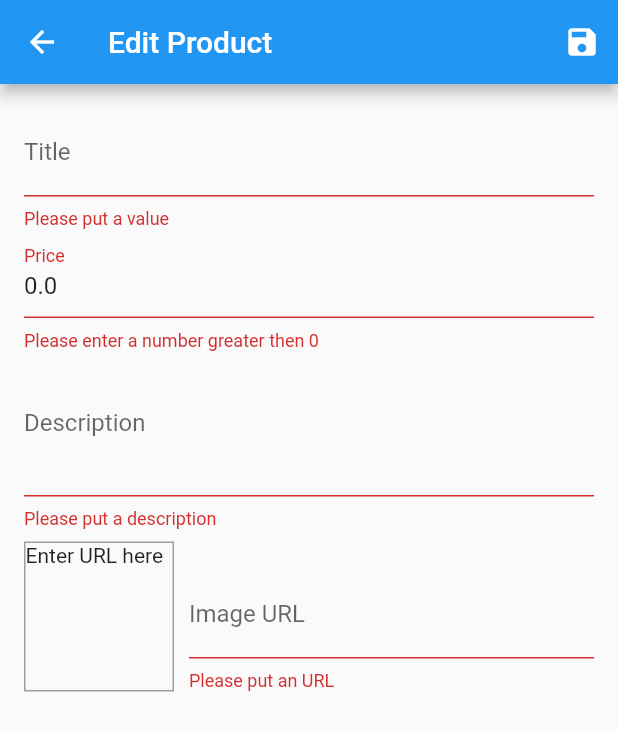
After one commit to berroto/flutter-shop, a Flutter app: the EditProductScreen screen opened directly, after a tap on the "save" icon, on a phone screen of 412 x 824 dp. The commit adds this screen. Shown: the top 731 px of the screen. Run offline on Flutter 3.47's test engine with Material 2 defaults, Android fonts, the phone set to English and light mode, and no system bars; network calls fail.

Commit message:
Commit with the full app running

```diff
--- a/lib/main.dart
+++ b/lib/main.dart
@@ -3,9 +3,11 @@ import 'package:flutter_shop_app/providers/cart.dart';
 import 'package:flutter_shop_app/providers/orders.dart';
 import 'package:flutter_shop_app/providers/products.dart';
 import 'package:flutter_shop_app/screens/cart_screen.dart';
+import 'package:flutter_shop_app/screens/edit_product_screen.dart';
 import 'package:flutter_shop_app/screens/orders_screen.dart';
 import 'package:flutter_shop_app/screens/product_detail_screen.dart';
 import 'package:flutter_shop_app/screens/product_overview_screen.dart';
+import 'package:flutter_shop_app/screens/user_product_screen.dart';
 import 'package:provider/provider.dart';
 
 void main() => runApp(MyApp());
@@ -44,7 +46,9 @@ class MyHomePage extends StatelessWidget {
       routes: {
         ProductDetailScreen.route_name: (ctx) => ProductDetailScreen(),
         CartScreen.routeName: (ctx) => CartScreen(),
-        OrdersScreen.ROUTE_NAME: (ctx) => OrdersScreen()
+        OrdersScreen.ROUTE_NAME: (ctx) => OrdersScreen(),
+        UserProductScreen.routeName: (ctx) => UserProductScreen(),
+        EditProductScreen.routeName: (ctx) => EditProductScreen(),
       },
     );
   }
--- a/lib/providers/product.dart
+++ b/lib/providers/product.dart
@@ -13,7 +13,8 @@ class Product with ChangeNotifier{
     required this.title,
     required this.description,
     required this.imageUrl,
-    required this.price
+    required this.price,
+    this.isFavorite = false
   });
 
   void toggleFavoriteStatus(){
--- a/lib/providers/products.dart
+++ b/lib/providers/products.dart
@@ -49,8 +49,23 @@ class Products with ChangeNotifier {
     return _items.firstWhere((prod) => prod.id == id);
   }
 
-  void addProduct() {
-    // _items.add(value);
+  void addProduct( Product product) {
+    final newProduct = Product(id: DateTime.now().toString(), title: product.title, description: product.description, imageUrl: product.imageUrl, price: product.price);
+
+    _items.add(newProduct);
+    notifyListeners();
+  }
+
+  void editProduct( Product product) {
+    final prodIndex = _items.indexWhere((element) => element.id == product.id);
+    if ( prodIndex > 0){
+      _items[prodIndex] = product;
+      notifyListeners();
+    }
+  }
+
+  void deleteProduct( String id) {
+    _items.removeWhere((element) => element.id == id);
     notifyListeners();
   }
 }
--- /dev/null
+++ b/lib/screens/edit_product_screen.dart
@@ -0,0 +1,229 @@
+import 'package:flutter/material.dart';
+import 'package:flutter_shop_app/providers/product.dart';
+import 'package:flutter_shop_app/providers/products.dart';
+import 'package:provider/provider.dart';
+
+class EditProductScreen extends StatefulWidget {
+  static const routeName = "/edit-product";
+
+  const EditProductScreen({Key? key}) : super(key: key);
+
+  @override
+  State<EditProductScreen> createState() => _EditProductScreenState();
+}
+
+class _EditProductScreenState extends State<EditProductScreen> {
+  final _priceFocusNode = FocusNode();
+  final _descriptionNode = FocusNode();
+  final _imageNode = FocusNode();
+  final _imageUrlController = TextEditingController();
+  final _form = GlobalKey<FormState>();
+  var isInit = false;
+  Product _editedProduct =
+      Product(id: "", title: "", description: "", imageUrl: "", price: 0);
+
+  @override
+  void initState() {
+    _imageNode.addListener(_updateImageUrl);
+    super.initState();
+  }
+
+  @override
+  void didChangeDependencies() {
+    if (!isInit) {
+      if ( ModalRoute
+          .of(context)
+          ?.settings
+          .arguments != null) {
+        final productId = ModalRoute
+            .of(context)
+            ?.settings
+            .arguments as String;
+        if (productId != null) {
+          _editedProduct =
+              Provider.of<Products>(context, listen: false).findById(productId);
+          _imageUrlController.text = _editedProduct.imageUrl;
+        }
+      }
+    }
+    isInit = true;
+    super.didChangeDependencies();
+  }
+
+  @override
+  void dispose() {
+    // TODO: implement dispose
+    _priceFocusNode.dispose();
+    _descriptionNode.dispose();
+    _imageNode.removeListener(_updateImageUrl);
+    _imageNode.dispose();
+    super.dispose();
+  }
+
+  void _updateImageUrl() {
+    if (!_imageNode.hasFocus) {
+      setState(() {});
+    }
+  }
+
+  void _saveForm() {
+    final isValid = _form.currentState?.validate();
+    if ( !isValid!){
+      return;
+    }
+    _form.currentState?.save();
+    if ( _editedProduct.id == null || _editedProduct.id.isEmpty) {
+      Provider.of<Products>(context, listen: false).addProduct(_editedProduct);
+    } else {
+      Provider.of<Products>(context, listen: false).editProduct(_editedProduct);
+    }
+    Navigator.of(context).pop();
+  }
+
+  @override
+  Widget build(BuildContext context) {
+    return Scaffold(
+      appBar: AppBar(
+        title: Text("Edit Product"),
+        actions: [IconButton(onPressed: _saveForm, icon: Icon(Icons.save))],
+      ),
+      body: Padding(
+        padding: const EdgeInsets.all(16.0),
+        child: Form(
+          key: _form,
+          child: ListView(
+            children: [
+              TextFormField(
+                initialValue: _editedProduct.title,
+                decoration: InputDecoration(labelText: "Title"),
+                textInputAction: TextInputAction.next,
+                onFieldSubmitted: (value) {
+                  FocusScope.of(context).requestFocus(_priceFocusNode);
+                },
+                validator: (value){
+                  if (value == null || value.isEmpty){
+                    return "Please put a value";
+                  }
+                  return null;
+                },
+                onSaved: (value) {
+                  _editedProduct = Product(
+                      id: _editedProduct.id,
+                      isFavorite: _editedProduct.isFavorite,
+                      title: value ?? "",
+                      description: _editedProduct.description,
+                      imageUrl: _editedProduct.imageUrl,
+                      price: _editedProduct.price);
+                },
+              ),
+              TextFormField(
+                initialValue: _editedProduct.price.toString(),
+                decoration: InputDecoration(labelText: "Price"),
+                textInputAction: TextInputAction.next,
+                keyboardType: TextInputType.number,
+                focusNode: _priceFocusNode,
+                onFieldSubmitted: (value) {
+                  FocusScope.of(context).requestFocus(_descriptionNode);
+                },
+                validator: (value){
+                  if (value == null || value.isEmpty){
+                    return "Please enter a price";
+                  }
+                  if ( double.tryParse(value) == null){
+                    return "Please enter a valid price";
+                  }
+                  if ( double.parse(value) <= 0){
+                    return "Please enter a number greater then 0";
+                  }
+
+                  return null;
+                },
+                onSaved: (value) {
+                  _editedProduct = Product(
+                    id: _editedProduct.id,
+                    isFavorite: _editedProduct.isFavorite,
+                    title: _editedProduct.title,
+                    description: _editedProduct.description,
+                    imageUrl: _editedProduct.imageUrl,
+                    price: double.parse(value ?? "0"),
+                  );
+                },
+              ),
+              TextFormField(
+                decoration: InputDecoration(labelText: "Description"),
+                initialValue: _editedProduct.description,
+                maxLines: 3,
+                keyboardType: TextInputType.multiline,
+                focusNode: _descriptionNode,
+                onSaved: (value) {
+                  _editedProduct = Product(
+                      id: _editedProduct.id,
+                      isFavorite: _editedProduct.isFavorite,
+                      title: _editedProduct.title,
+                      description: value ?? "",
+                      imageUrl: _editedProduct.imageUrl,
+                      price: _editedProduct.price);
+                },
+                validator: (value){
+                  if (value == null || value.isEmpty){
+                    return "Please put a description";
+                  }
+                  if ( value.length < 10 )
+                    return "Please enter a description that is long enough ";
+                  return null;
+                },
+              ),
+              Row(
+                crossAxisAlignment: CrossAxisAlignment.end,
+                children: [
+                  Container(
+                      width: 100,
+                      height: 100,
+                      margin: EdgeInsets.only(top: 8, right: 10),
+                      decoration: BoxDecoration(
+                          border: Border.all(width: 1, color: Colors.grey)),
+                      child: _imageUrlController.text.isEmpty
+                          ? Text("Enter URL here")
+                          : FittedBox(
+                              child: Image.network(_imageUrlController.text,
+                                  fit: BoxFit.cover),
+                            )),
+                  Expanded(
+                    child: TextFormField(
+                      decoration: InputDecoration(labelText: "Image URL"),
+                      keyboardType: TextInputType.url,
+                      textInputAction: TextInputAction.done,
+                      controller: _imageUrlController,
+                      focusNode: _imageNode,
+                      onFieldSubmitted: (_) {
+                        _saveForm();
+                      },
+                      validator: (value){
+                        if (value == null || value.isEmpty){
+                          return "Please put an URL";
+                        }
+                        if ( !value.startsWith("http") && !value.startsWith("https") ){
+                          return "Please put a valid URL";
+                        }
+                        return null;
+                      },
+                      onSaved: (value) {
+                        _editedProduct = Product(
+                            id: _editedProduct.id,
+                            isFavorite: _editedProduct.isFavorite,
+                            title: _editedProduct.title,
+                            description: _editedProduct.description,
+                            imageUrl: value ?? "",
+                            price: _editedProduct.price);
+                      },
+                    ),
+                  )
+                ],
+              )
+            ],
+          ),
+        ),
+      ),
+    );
+  }
+}
--- a/lib/widgets/app_drawer.dart
+++ b/lib/widgets/app_drawer.dart
@@ -1,5 +1,6 @@
 import 'package:flutter/material.dart';
 import 'package:flutter_shop_app/screens/orders_screen.dart';
+import 'package:flutter_shop_app/screens/user_product_screen.dart';
 
 class AppDrawer extends StatelessWidget {
   const AppDrawer({Key? key}) : super(key: key);
@@ -25,6 +26,14 @@ class AppDrawer extends StatelessWidget {
           Navigator.of(context).pushReplacementNamed(OrdersScreen.ROUTE_NAME);
         },
       ),
+      Divider(),
+      ListTile(
+        leading: Icon(Icons.edit),
+        title: Text("User Product"),
+        onTap: (){
+          Navigator.of(context).pushReplacementNamed(UserProductScreen.routeName);
+        },
+      ),
     ],),);
   }
 }
```
Also changed, not shown: lib/providers/cart.dart (+13 -0 lines), lib/screens/user_product_screen.dart (added, +40 -0 lines), lib/widgets/cart_item.dart (+21 -3 lines), lib/widgets/product_item.dart (+11 -0 lines), lib/widgets/user_product_item.dart (added, +47 -0 lines).
